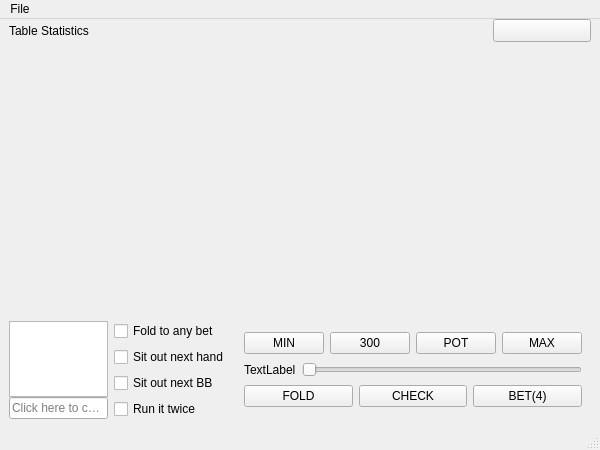
Qt form qt-client/client/table.ui (paunovic/chipup-poker) before a commit.
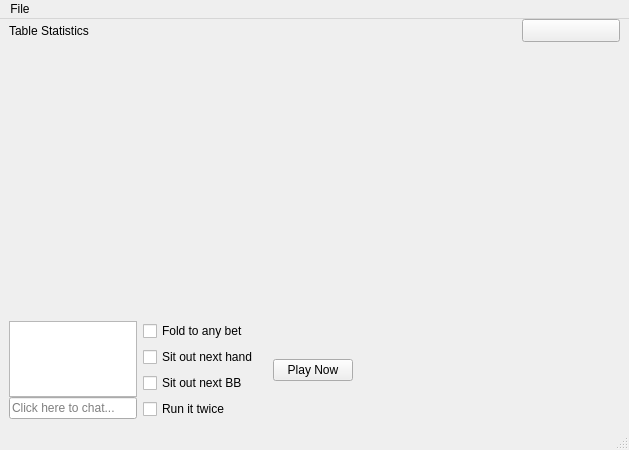
The same form after that commit. The open tabs and pages were chosen to show the change.

```diff
--- a/qt-client/client/table.ui
+++ b/qt-client/client/table.ui
@@ -6,7 +6,7 @@
    <rect>
     <x>0</x>
     <y>0</y>
-    <width>600</width>
+    <width>629</width>
     <height>450</height>
    </rect>
   </property>
@@ -125,6 +125,33 @@
       </item>
       <item>
        <widget class="QStackedWidget" name="stackedWidget">
+        <property name="currentIndex">
+         <number>1</number>
+        </property>
+        <widget class="QWidget" name="page_3">
+         <layout class="QHBoxLayout" name="verticalLayout_4">
+          <item>
+           <widget class="QPushButton" name="btPlayNow">
+            <property name="text">
+             <string>Play Now</string>
+            </property>
+           </widget>
+          </item>
+          <item>
+           <spacer name="horizontalSpacer_2">
+            <property name="orientation">
+             <enum>Qt::Horizontal</enum>
+            </property>
+            <property name="sizeHint" stdset="0">
+             <size>
+              <width>40</width>
+              <height>20</height>
+             </size>
+            </property>
+           </spacer>
+          </item>
+         </layout>
+        </widget>
         <widget class="QWidget" name="page">
          <layout class="QVBoxLayout" name="verticalLayout_3">
           <item>
@@ -264,8 +291,8 @@
     <rect>
      <x>0</x>
      <y>0</y>
-     <width>600</width>
-     <height>21</height>
+     <width>629</width>
+     <height>26</height>
     </rect>
    </property>
    <widget class="QMenu" name="menuFile">
```
Left out of the diff: 4 changed lines with no effect on the pictures.
